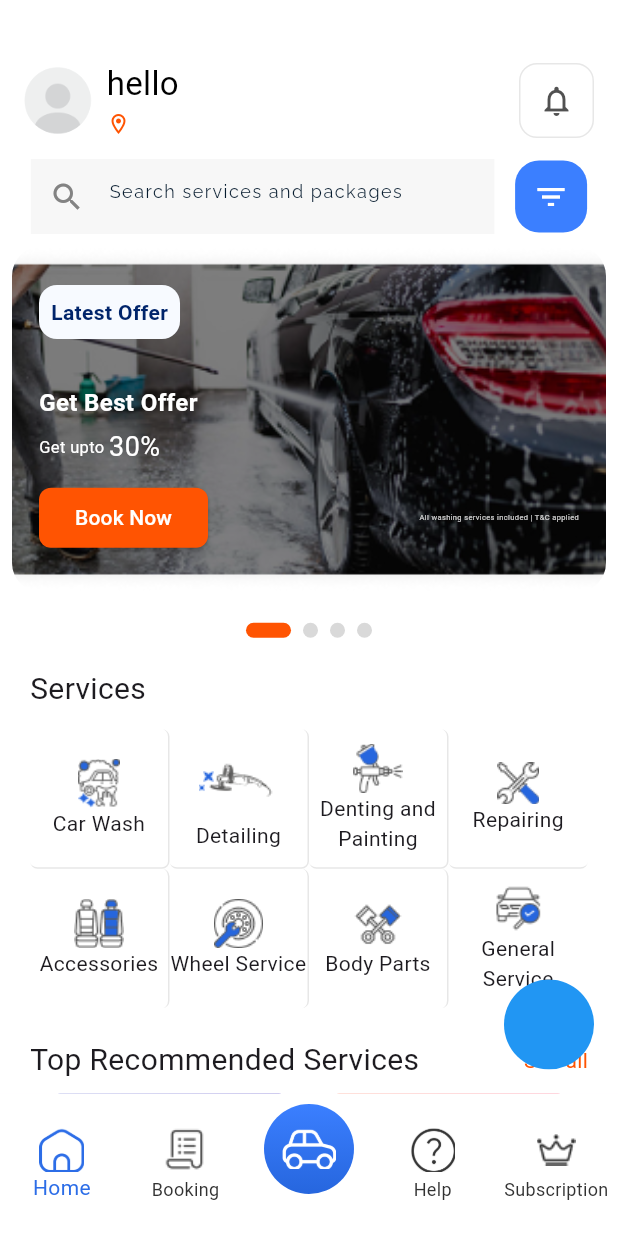
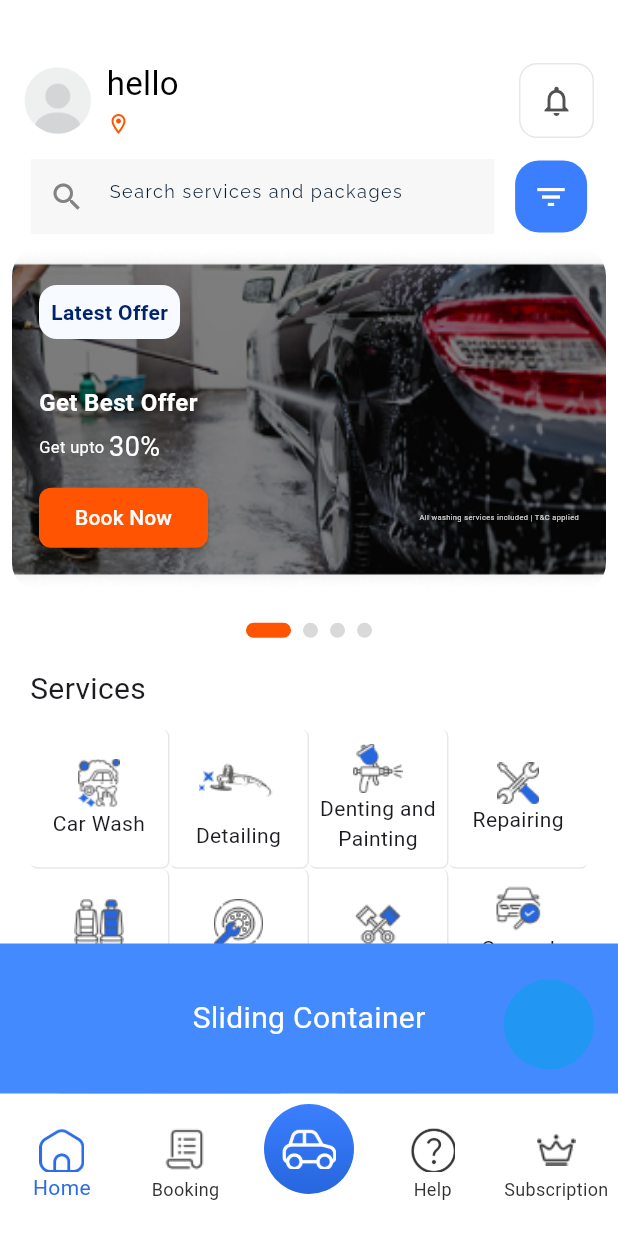
Before and after one commit to shashank-reddy-electromob/wrenchmate, a Flutter app: the bottomnavigation screen opened by its route, on a phone screen of 412 x 824 dp. Run offline on Flutter 3.47's test engine with Material 3 defaults, Android fonts, the phone set to English and light mode, and no system bars; drawn by our look-alikes of carousel_slider, smooth_page_indicator; our stand-ins replace cloud_firestore, easy_date_timeline, extended_image, firebase_auth, firebase_core, firebase_storage and 10 more; missing offline and left inert: draggable_fab, google_api_availability; accounts and stored records are empty; project files that could hold a hidden picture were left out.

Commit message:
sliding cart container

```diff
--- a/lib/app/modules/bottomnavigation/bottomnavigation.dart
+++ b/lib/app/modules/bottomnavigation/bottomnavigation.dart
@@ -22,6 +22,7 @@ class bottomnavigation extends StatefulWidget {
 
 class _bottomnavigationState extends State<bottomnavigation> {
   int _selectedIndex = 0;
+
   static List<Widget> _widgetOptions = [
     HomePage(),
     BookingPage(),
@@ -53,15 +54,19 @@ class _bottomnavigationState extends State<bottomnavigation> {
     return WillPopScope(
       onWillPop: _onWillPop,
       child: Scaffold(
-        // drawer: drawerPage(),
         backgroundColor: Colors.white,
-        body: _widgetOptions.elementAt(_selectedIndex),
+        body: Stack(
+          children: [
+            _widgetOptions.elementAt(_selectedIndex),
+            SlidingContainer(isVisible: _selectedIndex == 0),
+          ],
+        ),
         floatingActionButton: DraggableFab(
-          child:ClipOval(
+            child: ClipOval(
               child: Material(
-              color: Colors.blue, // Button color
+                color: Colors.blue,
                 child: InkWell(
-                splashColor: Colors.blueAccent, // Splash color
+                  splashColor: Colors.blueAccent,
                   onTap: () {
                     Get.toNamed(AppRoutes.TRACKING);
                   },
@@ -132,8 +137,33 @@ class _bottomnavigationState extends State<bottomnavigation> {
           backgroundColor: Colors.transparent,
           elevation: 0,
         ),
-
       ),
     );
   }
 }
+
+class SlidingContainer extends StatelessWidget {
+  final bool isVisible;
+
+  SlidingContainer({required this.isVisible});
+
+  @override
+  Widget build(BuildContext context) {
+    return AnimatedPositioned(
+      duration: Duration(milliseconds: 300),
+      bottom: isVisible ? 0 : -100,  // Adjust these values as needed
+      left: 0,
+      right: 0,
+      child: Container(
+        height: 100,  // Adjust height as needed
+        color: Colors.blueAccent,
+        child: Center(
+          child: Text(
+            "Sliding Container",
+            style: TextStyle(color: Colors.white, fontSize: 20),
+          ),
+        ),
+      ),
+    );
+  }
+}
```
Also changed, not shown: lib/app/routes/app_pages.dart (+0 -58 lines), lib/app/modules/home/home_page.dart (indentation only). Lines whose indentation alone changed are shown as unchanged.
